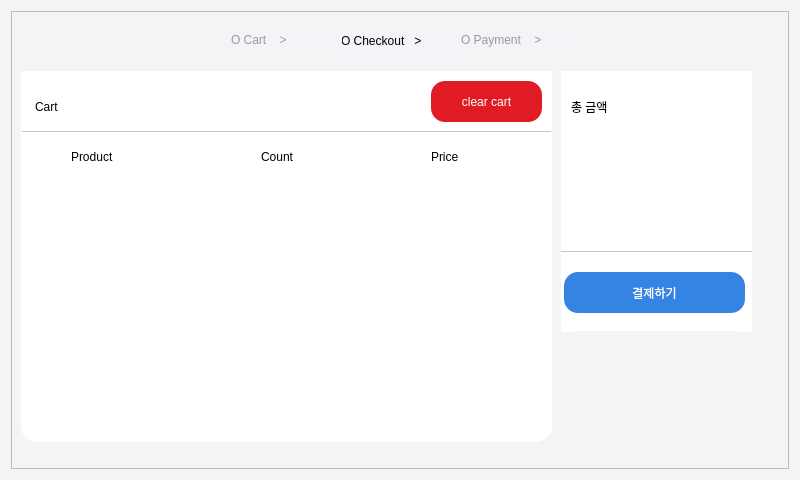
Above: QT-Main/pagecart.ui from seojeong1220/QT-CART before the change. Below: the same form after it.
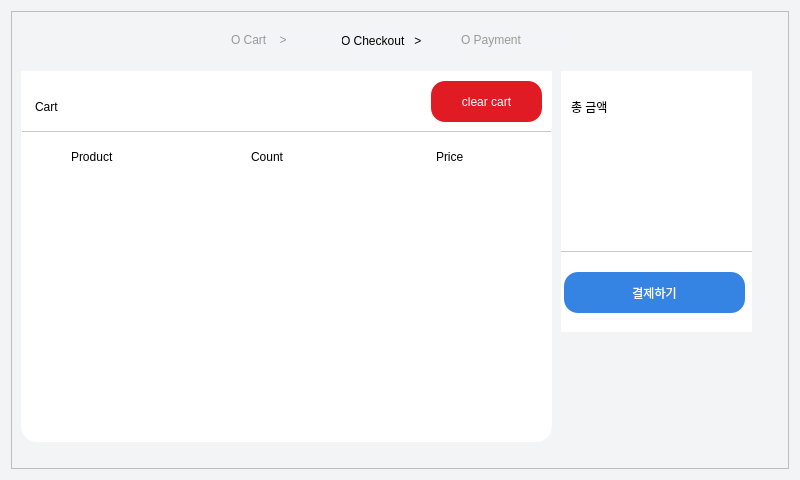
That is the form after the change. Icons and pictures are not drawn.

Commit message: 카트 물품 수정 및 ui화면 텍스트 위치 수정

What changed in the file:
```diff
--- a/QT-Main/pagecart.ui
+++ b/QT-Main/pagecart.ui
@@ -44,9 +44,9 @@
        <property name="geometry">
         <rect>
          <x>10</x>
-         <y>130</y>
+         <y>120</y>
          <width>511</width>
-         <height>231</height>
+         <height>241</height>
         </rect>
        </property>
       </widget>
@@ -69,7 +69,7 @@
       <widget class="QLabel" name="label_11">
        <property name="geometry">
         <rect>
-         <x>240</x>
+         <x>230</x>
          <y>70</y>
          <width>71</width>
          <height>31</height>
@@ -85,7 +85,7 @@
       <widget class="QLabel" name="label_12">
        <property name="geometry">
         <rect>
-         <x>410</x>
+         <x>415</x>
          <y>70</y>
          <width>71</width>
          <height>31</height>
@@ -430,7 +430,7 @@
 background-color: #F2F4F7;</string>
       </property>
       <property name="text">
-       <string>O Payment    &gt;</string>
+       <string>O Payment    </string>
       </property>
      </widget>
      <widget class="QLabel" name="label_2">
@@ -455,9 +455,9 @@
       <property name="geometry">
        <rect>
         <x>550</x>
-        <y>320</y>
+        <y>330</y>
         <width>191</width>
-        <height>111</height>
+        <height>101</height>
        </rect>
       </property>
       <property name="styleSheet">
```
The commit also changes 7 other files.
